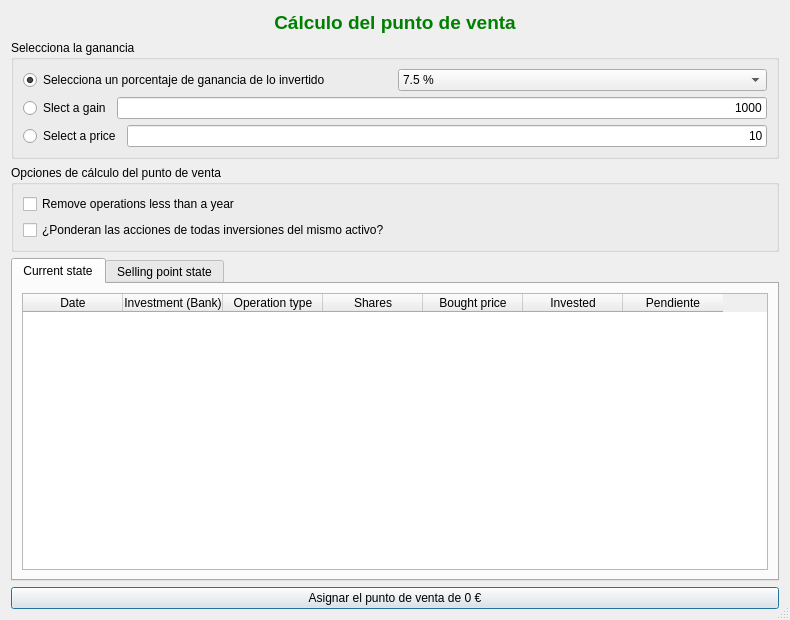
This is ui/frmPuntoVenta.ui in turulomio/xulpymoney as Qt 5 draws it before an edit. The edited form follows.
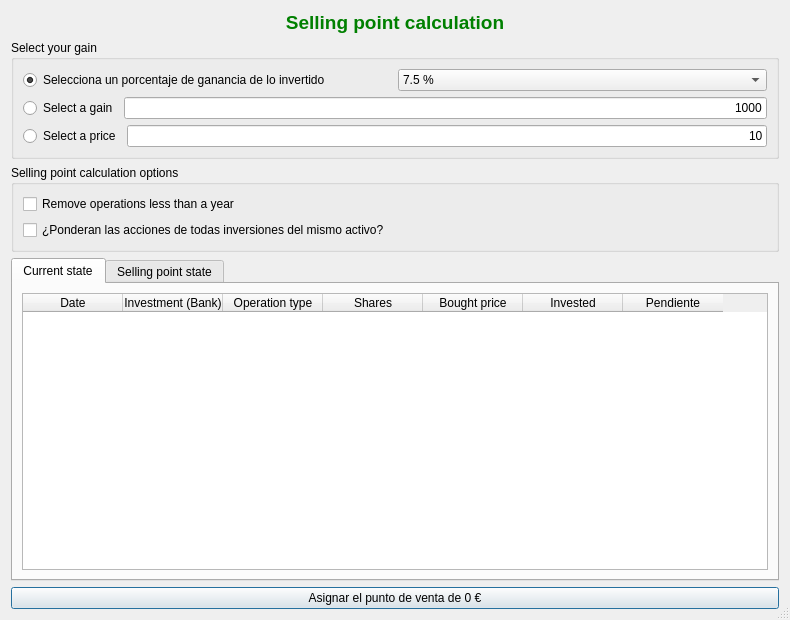
This is the edited form. Icons and pictures are not drawn. Custom widgets are drawn as their Qt base class.

What changed in the file:
```diff
--- a/ui/frmPuntoVenta.ui
+++ b/ui/frmPuntoVenta.ui
@@ -42,7 +42,7 @@
         <string notr="true">color: rgb(0, 128, 0);</string>
        </property>
        <property name="text">
-        <string>Cálculo del punto de venta</string>
+        <string>Selling point calculation</string>
        </property>
        <property name="alignment">
         <set>Qt::AlignCenter</set>
@@ -52,7 +52,7 @@
      <item>
       <widget class="QGroupBox" name="groupBox">
        <property name="title">
-        <string>Selecciona la ganancia</string>
+        <string>Select your gain</string>
        </property>
        <layout class="QVBoxLayout" name="verticalLayout">
         <item>
@@ -116,7 +116,7 @@
           <item>
            <widget class="QRadioButton" name="radGain">
             <property name="text">
-             <string>Slect a gain</string>
+             <string>Select a gain</string>
             </property>
            </widget>
           </item>
@@ -165,7 +165,7 @@
      <item>
       <widget class="QGroupBox" name="groupBox_2">
        <property name="title">
-        <string>Opciones de cálculo del punto de venta</string>
+        <string>Selling point calculation options</string>
        </property>
        <layout class="QHBoxLayout" name="horizontalLayout_3">
         <item>
```
Left out of the diff: 2 changed lines with no effect on the pictures.
